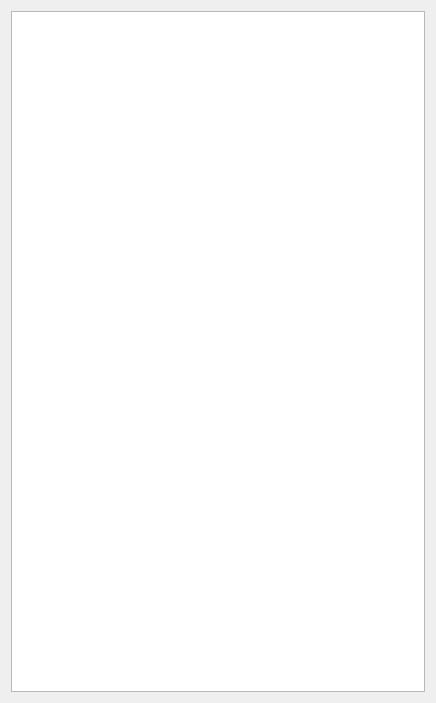
Before: the Qt Designer form Qt/Components/Resources/UI/pqPlotMatrixDisplayPanel.ui in Kitware/ParaView, drawn with Qt 5.
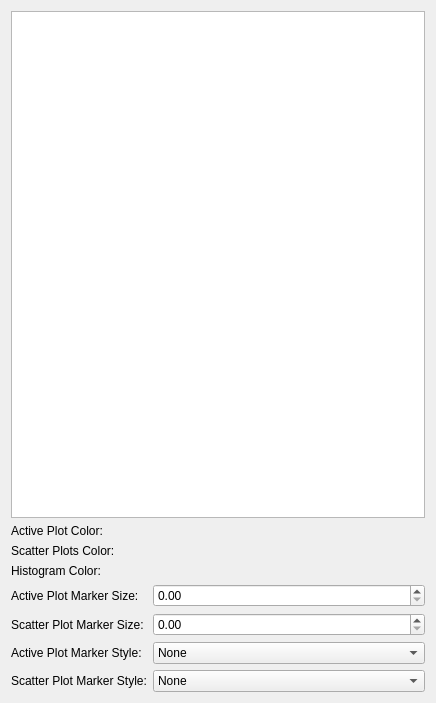
After: the same form once the commit is applied. Custom widgets are drawn as their Qt base class.

Commit message:
Add more settings for plot matrix view
This adds more settings for the scatter plot matrix
view/representation such as marker color, size, and
style.

```diff
--- a/Qt/Components/Resources/UI/pqPlotMatrixDisplayPanel.ui
+++ b/Qt/Components/Resources/UI/pqPlotMatrixDisplayPanel.ui
@@ -21,6 +21,145 @@
      </property>
     </widget>
    </item>
+   <item>
+    <layout class="QFormLayout" name="formLayout">
+     <property name="fieldGrowthPolicy">
+      <enum>QFormLayout::AllNonFixedFieldsGrow</enum>
+     </property>
+     <item row="0" column="0">
+      <widget class="QLabel" name="ActivePlotColorLabel">
+       <property name="text">
+        <string>Active Plot Color:</string>
+       </property>
+      </widget>
+     </item>
+     <item row="0" column="1">
+      <widget class="pqColorChooserButton" name="ActivePlotColor" native="true"/>
+     </item>
+     <item row="1" column="0">
+      <widget class="QLabel" name="ScatterPlotsColorLabel">
+       <property name="text">
+        <string>Scatter Plots Color:</string>
+       </property>
+      </widget>
+     </item>
+     <item row="1" column="1">
+      <widget class="pqColorChooserButton" name="ScatterPlotsColor" native="true"/>
+     </item>
+     <item row="2" column="0">
+      <widget class="QLabel" name="HistogramColorLabel">
+       <property name="text">
+        <string>Histogram Color:</string>
+       </property>
+      </widget>
+     </item>
+     <item row="2" column="1">
+      <widget class="pqColorChooserButton" name="HistogramColor" native="true"/>
+     </item>
+     <item row="3" column="0">
+      <widget class="QLabel" name="ActivePlotMarkerSizeLabel">
+       <property name="text">
+        <string>Active Plot Marker Size:</string>
+       </property>
+      </widget>
+     </item>
+     <item row="3" column="1">
+      <widget class="QDoubleSpinBox" name="ActivePlotMarkerSize"/>
+     </item>
+     <item row="4" column="0">
+      <widget class="QLabel" name="ScatterPlotMarkerSizeLabel">
+       <property name="text">
+        <string>Scatter Plot Marker Size:</string>
+       </property>
+      </widget>
+     </item>
+     <item row="4" column="1">
+      <widget class="QDoubleSpinBox" name="ScatterPlotMarkerSize"/>
+     </item>
+     <item row="5" column="0">
+      <widget class="QLabel" name="ActivePlotMarkerStyleLabel">
+       <property name="text">
+        <string>Active Plot Marker Style:</string>
+       </property>
+      </widget>
+     </item>
+     <item row="5" column="1">
+      <widget class="QComboBox" name="ActivePlotMarkerStyle">
+       <item>
+        <property name="text">
+         <string>None</string>
+        </property>
+       </item>
+       <item>
+        <property name="text">
+         <string>Cross</string>
+        </property>
+       </item>
+       <item>
+        <property name="text">
+         <string>Plus</string>
+        </property>
+       </item>
+       <item>
+        <property name="text">
+         <string>Square</string>
+        </property>
+       </item>
+       <item>
+        <property name="text">
+         <string>Circle</string>
+        </property>
+       </item>
+       <item>
+        <property name="text">
+         <string>Diamond</string>
+        </property>
+       </item>
+      </widget>
+     </item>
+     <item row="6" column="0">
+      <widget class="QLabel" name="ScatterPlotMarkerStyleLabel">
+       <property name="text">
+        <string>Scatter Plot Marker Style:</string>
+       </property>
+      </widget>
+     </item>
+     <item row="6" column="1">
+      <widget class="QComboBox" name="ScatterPlotMarkerStyle">
+       <item>
+        <property name="text">
+         <string>None</string>
+        </property>
+       </item>
+       <item>
+        <property name="text">
+         <string>Cross</string>
+        </property>
+       </item>
+       <item>
+        <property name="text">
+         <string>Plus</string>
+        </property>
+       </item>
+       <item>
+        <property name="text">
+         <string>Square</string>
+        </property>
+       </item>
+       <item>
+        <property name="text">
+         <string>Circle</string>
+        </property>
+       </item>
+       <item>
+        <property name="text">
+         <string>Diamond</string>
+        </property>
+       </item>
+      </widget>
+     </item>
+    </layout>
+   </item>
   </layout>
  </widget>
  <customwidgets>
@@ -29,6 +168,12 @@
    <extends>QTreeView</extends>
    <header>pqTreeView.h</header>
   </customwidget>
+  <customwidget>
+   <class>pqColorChooserButton</class>
+   <extends>QWidget</extends>
+   <header>pqColorChooserButton.h</header>
+   <container>1</container>
+  </customwidget>
  </customwidgets>
  <resources/>
  <connections/>
```
The commit also changes 5 other files.
